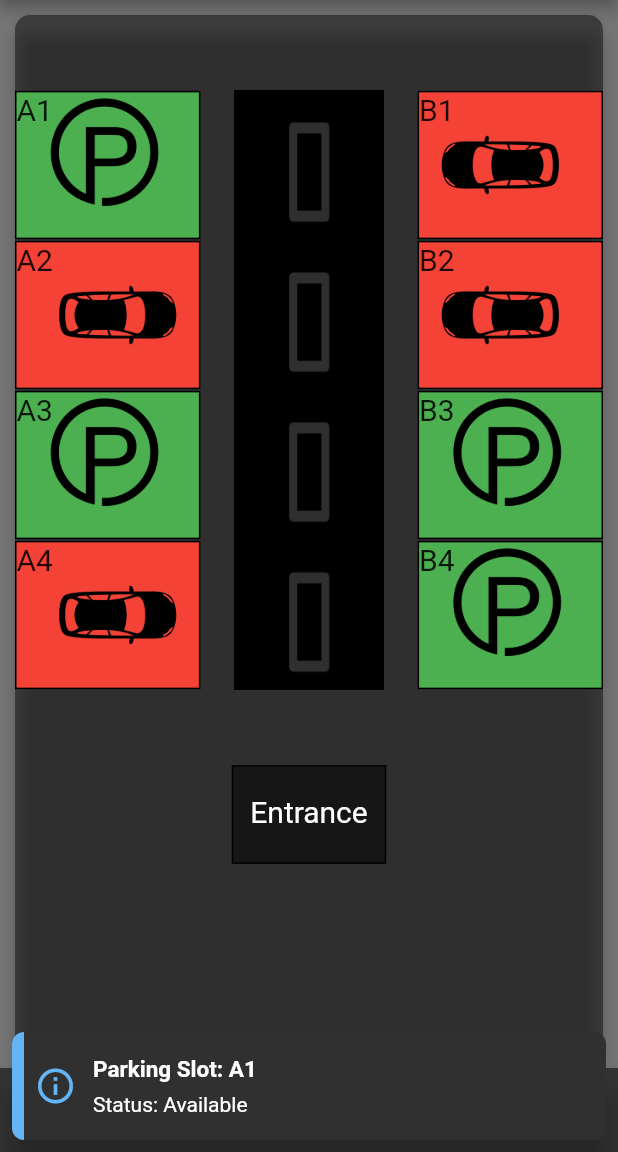
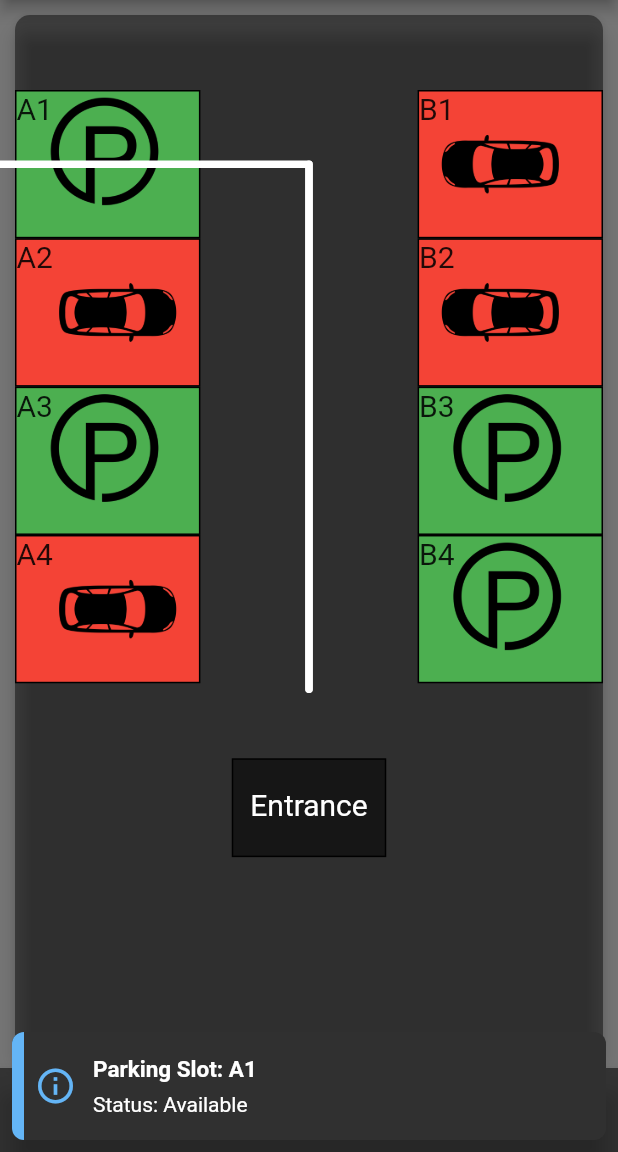
Before and after one commit to aqeelahlam/SmartCarPark, a Flutter app: the screen it shows after launch, after a tap on "A1", on a phone screen of 412 x 824 dp, the part 84-1236 px from its top. Run offline on Flutter 3.47's test engine with Material 2 defaults, Android fonts, the phone set to English and light mode, and no system bars; our stand-ins replace flushbar.

Commit message:
feature/arrow

```diff
--- a/lib/main.dart
+++ b/lib/main.dart
@@ -2,6 +2,7 @@ import 'package:flutter/material.dart';
 import 'layoutSize.dart';
 import 'package:flutter/widgets.dart';
 import 'package:flushbar/flushbar.dart';
+import 'dart:math';
 
 void main() {
   runApp(MyApp());
@@ -123,7 +124,10 @@ class _FloorLayout {
             children: [
 //        ParkingSlot(true, 'A1', 'car_A'),
               ParkingSlot(false, 'A1', 'car_A'),
-              Road(),
+              CustomPaint(
+                painter: ShapePainter(),
+              ),
+//              Road(),
 //        ParkingSlot(false, 'B1', 'car_B'),
               ParkingSlot(true, 'B1', 'car_B'),
             ],
@@ -133,7 +137,7 @@ class _FloorLayout {
             children: [
               ParkingSlot(true, 'A2', 'car_A'),
 //          ParkingSlot(false, 'A2', 'car_A'),
-              Road(),
+//              Road(),
               ParkingSlot(true, 'B2', 'car_B'),
 //          ParkingSlot(false, 'B2', 'car_B'),
             ],
@@ -143,7 +147,7 @@ class _FloorLayout {
             children: [
               ParkingSlot(false, 'A3', 'car_A'),
 //          ParkingSlot(true, 'A3', 'car_A'),
-              Road(),
+//              Road(),
               ParkingSlot(false, 'B3', 'car_B'),
 //          ParkingSlot(true, 'B3', 'car_B'),
             ],
@@ -153,7 +157,7 @@ class _FloorLayout {
             children: [
               ParkingSlot(true, 'A4', 'car_A'),
 //          ParkingSlot(false, 'A4', 'car_A'),
-              Road(),
+//              Road(),
               ParkingSlot(false, 'B4', 'car_B'),
 //          ParkingSlot(true, 'B4', 'car_B'),
             ],
@@ -243,6 +247,53 @@ class _FloorLayout {
     return _layoutOptions.elementAt(index);
   }
 }
+
+
+
+class ShapePainter extends CustomPainter {
+  @override
+  void paint(Canvas canvas, Size size) {
+    var paint = Paint()
+      ..color = Colors.white
+      ..strokeWidth = 5
+      ..style = PaintingStyle.stroke
+      ..strokeCap = StrokeCap.round;
+
+    var path = Path();
+
+//    var angle = (math.pi * 2) / sides;
+//
+//    Offset center = Offset(size.width / 2, size.height / 2);
+//
+//// startPoint => (100.0, 0.0)
+//    Offset startPoint = Offset(radius * math.cos(0.0), radius * math.sin(0.0));
+//
+//    path.moveTo(startPoint.dx + center.dx, startPoint.dy + center.dy);
+//
+//    for (int i = 1; i <= sides; i++) {
+//      double x = radius * math.cos(angle * i) + center.dx;
+//      double y = radius * math.sin(angle * i) + center.dy;
+//      path.lineTo(x, y);
+//    }
+//    path.close();
+
+    path.moveTo(0, 350);
+    path.lineTo(size.width, size.height / 2);
+    canvas.drawPath(path, paint);
+    path.moveTo(-250,0);
+    path.lineTo(size.width, size.height / 2);
+    canvas.drawPath(path, paint);
+  }
+
+  @override
+  bool shouldRepaint(CustomPainter oldDelegate) {
+    return false;
+  }
+}
+
+
+
+
 
 
 
```
